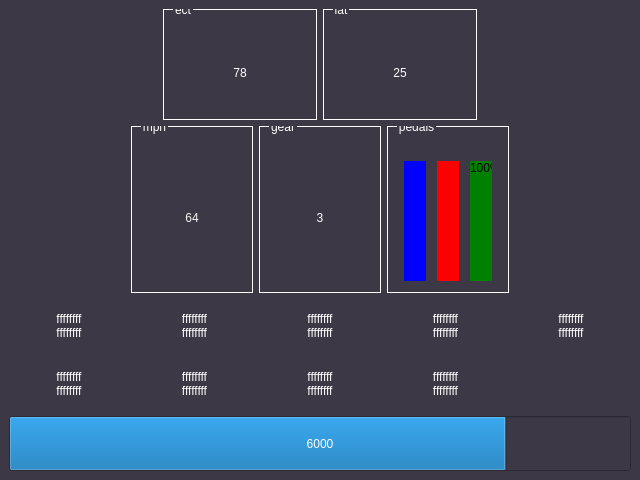
hatsunearu/canbus-dash, file dash.ui: the form before one commit.
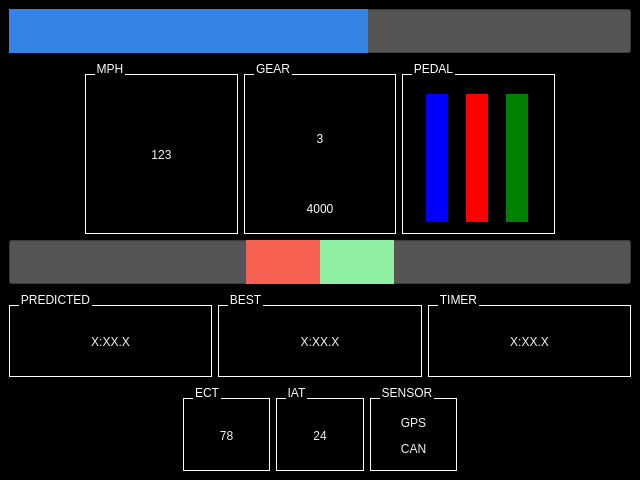
The form after the commit.

Diff of the .ui file:
```diff
--- a/dash.ui
+++ b/dash.ui
@@ -26,118 +26,50 @@
    <string>MainWindow</string>
   </property>
   <property name="styleSheet">
-   <string notr="true">background-color: rgb(61, 56, 70);</string>
+   <string notr="true">background-color: rgb(0, 0, 0);</string>
   </property>
   <widget class="QWidget" name="centralwidget">
-   <layout class="QVBoxLayout" name="verticalLayout" stretch="2,3,2,1">
+   <layout class="QVBoxLayout" name="verticalLayout" stretch="1,4,1,2,2">
     <item>
-     <layout class="QHBoxLayout" name="top_row" stretch="1,1,1,1">
+     <layout class="QVBoxLayout" name="verticalLayout_2">
       <item>
-       <spacer name="horizontalSpacer_2">
-        <property name="orientation">
-         <enum>Qt::Horizontal</enum>
+       <widget class="QProgressBar" name="rpmProgressbar">
+        <property name="enabled">
+         <bool>true</bool>
         </property>
-        <property name="sizeHint" stdset="0">
-         <size>
-          <width>40</width>
-          <height>20</height>
-         </size>
+        <property name="sizePolicy">
+         <sizepolicy hsizetype="Expanding" vsizetype="Ignored">
+          <horstretch>0</horstretch>
+          <verstretch>0</verstretch>
+         </sizepolicy>
         </property>
-       </spacer>
-      </item>
-      <item>
-       <widget class="QGroupBox" name="groupBox_3">
         <property name="styleSheet">
-         <string notr="true">
-QGroupBox{
-  color: white;
-  font: 11pt &quot;American Kestrel Semi-Straight&quot;;
-    border: 1px solid white;
-    margin-top: 0.5em;
-}
-
-QGroupBox::title {
-    top: -6px;
-    left: 10px;
-}</string>
+         <string notr="true">QProgressBar {
+     background-color: #555;
+ }
+QProgressBar::chunk {background: rgb(53, 132, 228);}</string>
         </property>
-        <property name="title">
-         <string>ect</string>
+        <property name="maximum">
+         <number>7500</number>
         </property>
-        <layout class="QHBoxLayout" name="horizontalLayout_2">
-         <item>
-          <widget class="QLabel" name="ectLabel">
-           <property name="styleSheet">
-            <string notr="true">color: white;
-font: 36pt &quot;American Kestrel Straight&quot;;
-border: none;</string>
-           </property>
-           <property name="text">
-            <string>78</string>
-           </property>
-           <property name="alignment">
-            <set>Qt::AlignCenter</set>
-           </property>
-          </widget>
-         </item>
-        </layout>
-       </widget>
-      </item>
-      <item>
-       <widget class="QGroupBox" name="groupBox_5">
-        <property name="styleSheet">
-         <string notr="true">
-QGroupBox{
-  color: white;
-  font: 11pt &quot;American Kestrel Semi-Straight&quot;;
-    border: 1px solid white;
-    margin-top: 0.5em;
-}
-
-QGroupBox::title {
-    top: -6px;
-    left: 10px;
-}</string>
+        <property name="value">
+         <number>4338</number>
         </property>
-        <property name="title">
-         <string>iat</string>
+        <property name="textVisible">
+         <bool>false</bool>
         </property>
-        <layout class="QHBoxLayout" name="horizontalLayout_5">
-         <item>
-          <widget class="QLabel" name="iatLabel">
-           <property name="styleSheet">
-            <string notr="true">color: white;
-font: 36pt &quot;American Kestrel Straight&quot;;
-border: none;</string>
-           </property>
-           <property name="text">
-            <string>25</string>
-           </property>
-           <property name="alignment">
-            <set>Qt::AlignCenter</set>
-           </property>
-          </widget>
-         </item>
-        </layout>
-       </widget>
-      </item>
-      <item>
-       <spacer name="horizontalSpacer">
-        <property name="orientation">
-         <enum>Qt::Horizontal</enum>
+        <property name="invertedAppearance">
+         <bool>false</bool>
         </property>
-        <property name="sizeHint" stdset="0">
-         <size>
-          <width>40</width>
-          <height>20</height>
-         </size>
+        <property name="format">
+         <string>%v</string>
         </property>
-       </spacer>
+       </widget>
       </item>
      </layout>
     </item>
     <item>
-     <layout class="QHBoxLayout" name="middle_row" stretch="1,1,1,1,1">
+     <layout class="QHBoxLayout" name="middle_row" stretch="1,2,2,2,1">
       <property name="sizeConstraint">
        <enum>QLayout::SetFixedSize</enum>
       </property>
@@ -157,7 +89,7 @@
       <item>
        <widget class="QGroupBox" name="groupBox">
         <property name="sizePolicy">
-         <sizepolicy hsizetype="Preferred" vsizetype="Preferred">
+         <sizepolicy hsizetype="Preferred" vsizetype="Ignored">
           <horstretch>0</horstretch>
           <verstretch>0</verstretch>
          </sizepolicy>
@@ -165,18 +97,18 @@
         <property name="styleSheet">
          <string notr="true">QGroupBox{
   color: white;
-  font: 11pt &quot;American Kestrel Semi-Straight&quot;;
+  font: 11pt &quot;Targa MS&quot;;
     border: 1px solid white;
-    margin-top: 0.5em;
+    margin-top: 15px;
 }
 
 QGroupBox::title {
-    top: -6px;
+    top: -12px;
     left: 10px;
 }</string>
         </property>
         <property name="title">
-         <string>mph</string>
+         <string>MPH</string>
         </property>
         <layout class="QHBoxLayout" name="horizontalLayout_3">
          <item>
@@ -192,7 +124,7 @@
 color: rgb(246, 245, 244);</string>
            </property>
            <property name="text">
-            <string>64</string>
+            <string>123</string>
            </property>
            <property name="alignment">
             <set>Qt::AlignCenter</set>
@@ -205,7 +137,7 @@
       <item>
        <widget class="QGroupBox" name="groupBox_2">
         <property name="sizePolicy">
-         <sizepolicy hsizetype="Expanding" vsizetype="Expanding">
+         <sizepolicy hsizetype="Expanding" vsizetype="Ignored">
           <horstretch>0</horstretch>
           <verstretch>0</verstretch>
          </sizepolicy>
@@ -213,20 +145,20 @@
         <property name="styleSheet">
          <string notr="true">QGroupBox{
   color: white;
-  font: 11pt &quot;American Kestrel Semi-Straight&quot;;
+  font: 11pt &quot;Targa MS&quot;;
     border: 1px solid white;
-    margin-top: 0.5em;
+    margin-top: 15px;
 }
 
 QGroupBox::title {
-    top: -6px;
+    top: -12px;
     left: 10px;
 }</string>
         </property>
         <property name="title">
-         <string>gear</string>
+         <string>GEAR</string>
         </property>
-        <layout class="QHBoxLayout" name="horizontalLayout">
+        <layout class="QVBoxLayout" name="verticalLayout_4" stretch="4,1">
          <item>
           <widget class="QLabel" name="gearLabel">
            <property name="sizePolicy">
@@ -248,26 +180,47 @@
            </property>
           </widget>
          </item>
+         <item>
+          <widget class="QLabel" name="rpmLabel">
+           <property name="styleSheet">
+            <string notr="true">color: white;
+font: 24pt &quot;Targa MS&quot;;
+border: none;</string>
+           </property>
+           <property name="text">
+            <string>4000</string>
+           </property>
+           <property name="alignment">
+            <set>Qt::AlignCenter</set>
+           </property>
+          </widget>
+         </item>
         </layout>
        </widget>
       </item>
       <item>
        <widget class="QGroupBox" name="groupBox_4">
+        <property name="sizePolicy">
+         <sizepolicy hsizetype="Preferred" vsizetype="Ignored">
+          <horstretch>0</horstretch>
+          <verstretch>0</verstretch>
+         </sizepolicy>
+        </property>
         <property name="styleSheet">
          <string notr="true">QGroupBox{
   color: white;
-  font: 11pt &quot;American Kestrel Semi-Straight&quot;;
+  font: 11pt &quot;Targa MS&quot;;
     border: 1px solid white;
-    margin-top: 0.5em;
+    margin-top: 15px;
 }
 
 QGroupBox::title {
-    top: -6px;
+    top: -12px;
     left: 10px;
 }</string>
         </property>
         <property name="title">
-         <string>pedals</string>
+         <string>PEDAL</string>
         </property>
         <layout class="QHBoxLayout" name="horizontalLayout_4">
          <property name="topMargin">
@@ -323,7 +276,7 @@
             <number>100</number>
            </property>
            <property name="textVisible">
-            <bool>true</bool>
+            <bool>false</bool>
            </property>
            <property name="orientation">
             <enum>Qt::Vertical</enum>
@@ -349,187 +302,372 @@
      </layout>
     </item>
     <item>
-     <layout class="QGridLayout" name="gridLayout">
-      <item row="0" column="1">
-       <widget class="QLabel" name="canlabel201">
-        <property name="styleSheet">
-         <string notr="true">font: 14pt &quot;Monaco&quot;;
-color: white;
-border: none;</string>
+     <layout class="QHBoxLayout" name="horizontalLayout">
+      <property name="spacing">
+       <number>0</number>
+      </property>
+      <property name="topMargin">
+       <number>0</number>
+      </property>
+      <item>
+       <widget class="QProgressBar" name="negativePaceProgressbar">
+        <property name="sizePolicy">
+         <sizepolicy hsizetype="Expanding" vsizetype="Expanding">
+          <horstretch>0</horstretch>
+          <verstretch>0</verstretch>
+         </sizepolicy>
         </property>
-        <property name="text">
-         <string>ffffffff
-ffffffff</string>
-        </property>
-        <property name="alignment">
-         <set>Qt::AlignCenter</set>
-        </property>
-       </widget>
-      </item>
-      <item row="0" column="0">
-       <widget class="QLabel" name="canlabel200">
         <property name="styleSheet">
-         <string notr="true">font: 14pt &quot;Monaco&quot;;
-color: white;
-border: none;</string>
+         <string notr="true">QProgressBar {
+     background-color: #555;
+	 color: rgb(255, 255, 255);
+    margin: 0;
+ }
+QProgressBar::chunk {background-color: rgb(246, 97, 81)}</string>
         </property>
-        <property name="text">
-         <string>ffffffff
-ffffffff</string>
+        <property name="value">
+         <number>24</number>
         </property>
-        <property name="alignment">
-         <set>Qt::AlignCenter</set>
+        <property name="textVisible">
+         <bool>false</bool>
         </property>
-       </widget>
-      </item>
-      <item row="1" column="0">
-       <widget class="QLabel" name="canlabel231">
-        <property name="styleSheet">
-         <string notr="true">font: 14pt &quot;Monaco&quot;;
-color: white;
-border: none;</string>
+        <property name="invertedAppearance">
+         <bool>true</bool>
         </property>
-        <property name="text">
-         <string>ffffffff
-ffffffff</string>
-        </property>
-        <property name="alignment">
-         <set>Qt::AlignCenter</set>
-        </property>
        </widget>
       </item>
-      <item row="0" column="2">
-       <widget class="QLabel" name="canlabel211">
-        <property name="styleSheet">
-         <string notr="true">font: 14pt &quot;Monaco&quot;;
-color: white;
-border: none;</string>
+      <item>
+       <widget class="QProgressBar" name="positivePaceProgressbar">
+        <property name="sizePolicy">
+         <sizepolicy hsizetype="Expanding" vsizetype="Expanding">
+          <horstretch>0</horstretch>
+          <verstretch>0</verstretch>
+         </sizepolicy>
         </property>
-        <property name="text">
-         <string>ffffffff
-ffffffff</string>
-        </property>
-        <property name="alignment">
-         <set>Qt::AlignCenter</set>
-        </property>
-       </widget>
-      </item>
-      <item row="1" column="1">
-       <widget class="QLabel" name="canlabel240">
         <property name="styleSheet">
-         <string notr="true">font: 14pt &quot;Monaco&quot;;
-color: white;
-border: none;</string>
+         <string notr="true">QProgressBar {
+     background-color: #555;
+	 color: rgb(255, 255, 255);
+ }
+QProgressBar::chunk {background-color: rgb(143, 240, 164)}</string>
         </property>
-        <property name="text">
-         <string>ffffffff
-ffffffff</string>
+        <property name="value">
+         <number>24</number>
         </property>
-        <property name="alignment">
-         <set>Qt::AlignCenter</set>
+        <property name="textVisible">
+         <bool>false</bool>
         </property>
-       </widget>
-      </item>
-      <item row="0" column="3">
-       <widget class="QLabel" name="canlabel212">
-        <property name="styleSheet">
-         <string notr="true">font: 14pt &quot;Monaco&quot;;
-color: white;
-border: none;</string>
-        </property>
-        <property name="text">
-         <string>ffffffff
-ffffffff</string>
-        </property>
-        <property name="alignment">
-         <set>Qt::AlignCenter</set>
-        </property>
-       </widget>
-      </item>
-      <item row="1" column="3">
-       <widget class="QLabel" name="canlabel430">
-        <property name="styleSheet">
-         <string notr="true">font: 14pt &quot;Monaco&quot;;
-color: white;
-border: none;</string>
-        </property>
-        <property name="text">
-         <string>ffffffff
-ffffffff</string>
-        </property>
-        <property name="alignment">
-         <set>Qt::AlignCenter</set>
-        </property>
-       </widget>
-      </item>
-      <item row="0" column="4">
-       <widget class="QLabel" name="canlabel215">
-        <property name="styleSheet">
-         <string notr="true">font: 14pt &quot;Monaco&quot;;
-color: white;
-border: none;</string>
-        </property>
-        <property name="text">
-         <string>ffffffff
-ffffffff</string>
-        </property>
-        <property name="alignment">
-         <set>Qt::AlignCenter</set>
-        </property>
-       </widget>
-      </item>
-      <item row="1" column="2">
-       <widget class="QLabel" name="canlabel420">
-        <property name="styleSheet">
-         <string notr="true">font: 14pt &quot;Monaco&quot;;
-color: white;
-border: none;</string>
-        </property>
-        <property name="text">
-         <string>ffffffff
-ffffffff</string>
-        </property>
-        <property name="alignment">
-         <set>Qt::AlignCenter</set>
+        <property name="invertedAppearance">
+         <bool>false</bool>
         </property>
        </widget>
       </item>
      </layout>
     </item>
     <item>
-     <layout class="QVBoxLayout" name="verticalLayout_3">
+     <layout class="QGridLayout" name="gridLayout_2">
       <property name="sizeConstraint">
        <enum>QLayout::SetDefaultConstraint</enum>
       </property>
+      <item row="0" column="2">
+       <widget class="QGroupBox" name="groupBox_6">
+        <property name="sizePolicy">
+         <sizepolicy hsizetype="Preferred" vsizetype="Ignored">
+          <horstretch>0</horstretch>
+          <verstretch>0</verstretch>
+         </sizepolicy>
+        </property>
+        <property name="styleSheet">
+         <string notr="true">QGroupBox{
+  color: white;
+  font: 11pt &quot;Targa MS&quot;;
+    border: 1px solid white;
+    margin-top: 15px;
+}
+
+QGroupBox::title {
+    top: -12px;
+    left: 10px;
+}</string>
+        </property>
+        <property name="title">
+         <string>TIMER</string>
+        </property>
+        <layout class="QVBoxLayout" name="verticalLayout_5">
+         <item>
+          <widget class="QLabel" name="liveTimerLabel">
+           <property name="styleSheet">
+            <string notr="true">font: 24pt &quot;Targa MS&quot;;
+color: rgb(246, 245, 244);</string>
+           </property>
+           <property name="text">
+            <string>X:XX.X</string>
+           </property>
+           <property name="alignment">
+            <set>Qt::AlignCenter</set>
+           </property>
+          </widget>
+         </item>
+        </layout>
+       </widget>
+      </item>
+      <item row="0" column="0">
+       <widget class="QGroupBox" name="groupBox_7">
+        <property name="sizePolicy">
+         <sizepolicy hsizetype="Preferred" vsizetype="Minimum">
+          <horstretch>0</horstretch>
+          <verstretch>0</verstretch>
+         </sizepolicy>
+        </property>
+        <property name="styleSheet">
+         <string notr="true">QGroupBox{
+  color: white;
+  font: 11pt &quot;Targa MS&quot;;
+    border: 1px solid white;
+    margin-top: 15px;
+}
+
+QGroupBox::title {
+    top: -12px;
+    left: 10px;
+}</string>
+        </property>
+        <property name="title">
+         <string>PREDICTED</string>
+        </property>
+        <layout class="QVBoxLayout" name="verticalLayout_6">
+         <item>
+          <widget class="QLabel" name="predictedTimeLabel">
+           <property name="styleSheet">
+            <string notr="true">font: 24pt &quot;Targa MS&quot;;
+color: rgb(246, 245, 244);</string>
+           </property>
+           <property name="text">
+            <string>X:XX.X</string>
+           </property>
+           <property name="alignment">
+            <set>Qt::AlignCenter</set>
+           </property>
+          </widget>
+         </item>
+        </layout>
+       </widget>
+      </item>
+      <item row="0" column="1">
+       <widget class="QGroupBox" name="groupBox_9">
+        <property name="sizePolicy">
+         <sizepolicy hsizetype="Preferred" vsizetype="Ignored">
+          <horstretch>0</horstretch>
+          <verstretch>0</verstretch>
+         </sizepolicy>
+        </property>
+        <property name="styleSheet">
+         <string notr="true">QGroupBox{
+  color: white;
+  font: 11pt &quot;Targa MS&quot;;
+    border: 1px solid white;
+    margin-top: 15px;
+}
+
+QGroupBox::title {
+    top: -12px;
+    left: 10px;
+}</string>
+        </property>
+        <property name="title">
+         <string>BEST</string>
+        </property>
+        <layout class="QVBoxLayout" name="verticalLayout_3">
+         <property name="sizeConstraint">
+          <enum>QLayout::SetDefaultConstraint</enum>
+         </property>
+         <item>
+          <widget class="QLabel" name="bestTimeLabel">
+           <property name="styleSheet">
+            <string notr="true">font: 24pt &quot;Targa MS&quot;;
+color: rgb(246, 245, 244);</string>
+           </property>
+           <property name="text">
+            <string>X:XX.X</string>
+           </property>
+           <property name="alignment">
+            <set>Qt::AlignCenter</set>
+           </property>
+          </widget>
+         </item>
+        </layout>
+       </widget>
+      </item>
+     </layout>
+    </item>
+    <item>
+     <layout class="QHBoxLayout" name="top_row" stretch="2,1,1,1,2">
       <item>
-       <widget class="QProgressBar" name="rpmProgressbar">
-        <property name="enabled">
-         <bool>true</bool>
+       <spacer name="horizontalSpacer_2">
+        <property name="orientation">
+         <enum>Qt::Horizontal</enum>
         </property>
+        <property name="sizeHint" stdset="0">
+         <size>
+          <width>40</width>
+          <height>20</height>
+         </size>
+        </property>
+       </spacer>
+      </item>
+      <item>
+       <widget class="QGroupBox" name="groupBox_3">
         <property name="sizePolicy">
-         <sizepolicy hsizetype="Expanding" vsizetype="Ignored">
+         <sizepolicy hsizetype="Preferred" vsizetype="Ignored">
           <horstretch>0</horstretch>
           <verstretch>0</verstretch>
          </sizepolicy>
         </property>
         <property name="styleSheet">
-         <string notr="true">color: rgb(255, 255, 255);
-font: 36pt &quot;American Kestrel Semi-Straight&quot;;</string>
+         <string notr="true">QGroupBox{
+  color: white;
+  font: 11pt &quot;Targa MS&quot;;
+    border: 1px solid white;
+    margin-top: 15px;
+}
+
+QGroupBox::title {
+    top: -12px;
+    left: 10px;
+}</string>
         </property>
-        <property name="maximum">
-         <number>7500</number>
+        <property name="title">
+         <string>ECT</string>
         </property>
-        <property name="value">
-         <number>6000</number>
+        <layout class="QHBoxLayout" name="horizontalLayout_2">
+         <item>
+          <widget class="QLabel" name="ectLabel">
+           <property name="styleSheet">
+            <string notr="true">font: 36pt &quot;Targa MS&quot;;
+color: rgb(246, 245, 244);</string>
+           </property>
+           <property name="text">
+            <string>78</string>
+           </property>
+           <property name="alignment">
+            <set>Qt::AlignCenter</set>
+           </property>
+          </widget>
+         </item>
+        </layout>
+       </widget>
+      </item>
+      <item>
+       <widget class="QGroupBox" name="groupBox_5">
+        <property name="sizePolicy">
+         <sizepolicy hsizetype="Preferred" vsizetype="Ignored">
+          <horstretch>0</horstretch>
+          <verstretch>0</verstretch>
+         </sizepolicy>
         </property>
-        <property name="invertedAppearance">
-         <bool>false</bool>
+        <property name="styleSheet">
+         <string notr="true">QGroupBox{
+  color: white;
+  font: 11pt &quot;Targa MS&quot;;
+    border: 1px solid white;
+    margin-top: 15px;
+}
+
+QGroupBox::title {
+    top: -12px;
+    left: 10px;
+}</string>
         </property>
-        <property name="format">
-         <string>%v</string>
+        <property name="title">
+         <string>IAT</string>
         </property>
+        <layout class="QHBoxLayout" name="horizontalLayout_5">
+         <item>
+          <widget class="QLabel" name="iatLabel">
+           <property name="styleSheet">
+            <string notr="true">font: 36pt &quot;Targa MS&quot;;
+color: rgb(246, 245, 244);</string>
+           </property>
+           <property name="text">
+            <string>24</string>
+           </property>
+           <property name="alignment">
+            <set>Qt::AlignCenter</set>
+           </property>
+          </widget>
+         </item>
+        </layout>
        </widget>
       </item>
+      <item>
+       <widget class="QGroupBox" name="groupBox_8">
+        <property name="sizePolicy">
+         <sizepolicy hsizetype="Ignored" vsizetype="Ignored">
+          <horstretch>0</horstretch>
+          <verstretch>0</verstretch>
+         </sizepolicy>
+        </property>
+        <property name="styleSheet">
+         <string notr="true">QGroupBox{
+  color: white;
+  font: 11pt &quot;Targa MS&quot;;
+    border: 1px solid white;
+    margin-top: 15px;
+}
+
+QGroupBox::title {
+    top: -12px;
+    left: 10px;
+}</string>
+        </property>
+        <property name="title">
+         <string>SENSOR</string>
+        </property>
+        <layout class="QVBoxLayout" name="verticalLayout_7">
+         <item>
+          <widget class="QLabel" name="gpsStateLabel">
+           <property name="styleSheet">
+            <string notr="true">font: 18pt &quot;Targa MS&quot;;
+color: rgb(246, 245, 244);</string>
+           </property>
+           <property name="text">
+            <string>GPS</string>
+           </property>
+           <property name="alignment">
+            <set>Qt::AlignCenter</set>
+           </property>
+          </widget>
+         </item>
+         <item>
+          <widget class="QLabel" name="canStateLabel">
+           <property name="styleSheet">
+            <string notr="true">font: 18pt &quot;Targa MS&quot;;
+color: rgb(246, 245, 244);</string>
+           </property>
+           <property name="text">
+            <string>CAN</string>
+           </property>
+           <property name="alignment">
+            <set>Qt::AlignCenter</set>
+           </property>
+          </widget>
+         </item>
+        </layout>
+       </widget>
+      </item>
+      <item>
+       <spacer name="horizontalSpacer">
+        <property name="orientation">
+         <enum>Qt::Horizontal</enum>
+        </property>
+        <property name="sizeHint" stdset="0">
+         <size>
+          <width>40</width>
+          <height>20</height>
+         </size>
+        </property>
+       </spacer>
+      </item>
      </layout>
     </item>
    </layout>
```
Left out of the diff: 4 changed lines with no effect on the pictures.
